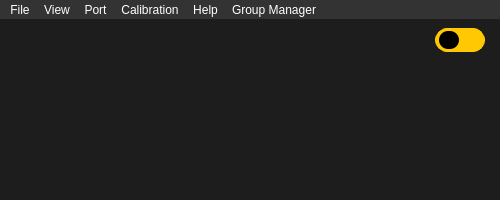
Old version of the form multibench/mainwindow.ui in the repository IlyaZh/Maiman-MCBS.
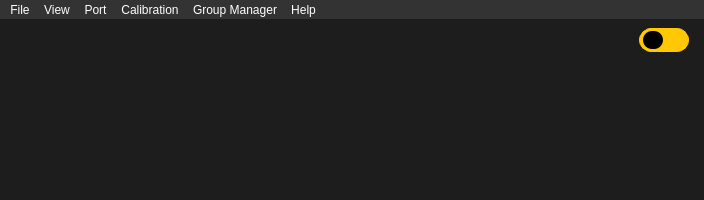
New version of the form.

Patch:
```diff
--- a/multibench/mainwindow.ui
+++ b/multibench/mainwindow.ui
@@ -6,7 +6,7 @@
    <rect>
     <x>0</x>
     <y>0</y>
-    <width>500</width>
+    <width>704</width>
     <height>200</height>
    </rect>
   </property>
@@ -91,7 +91,7 @@
        <enum>Qt::ScrollBarAsNeeded</enum>
       </property>
       <property name="horizontalScrollBarPolicy">
-       <enum>Qt::ScrollBarAlwaysOff</enum>
+       <enum>Qt::ScrollBarAsNeeded</enum>
       </property>
       <property name="sizeAdjustPolicy">
        <enum>QAbstractScrollArea::AdjustToContents</enum>
@@ -107,7 +107,7 @@
         <rect>
          <x>0</x>
          <y>0</y>
-         <width>476</width>
+         <width>680</width>
          <height>110</height>
         </rect>
        </property>
@@ -210,7 +210,7 @@
     <rect>
      <x>0</x>
      <y>0</y>
-     <width>500</width>
+     <width>704</width>
      <height>20</height>
     </rect>
    </property>
@@ -317,8 +317,8 @@
    <addaction name="menuView"/>
    <addaction name="menuConnect"/>
    <addaction name="menuCalibration"/>
-   <addaction name="menuHelp"/>
    <addaction name="menuGroup_Manager"/>
+   <addaction name="menuHelp"/>
   </widget>
   <widget class="QStatusBar" name="statusbar">
    <property name="font">
```
